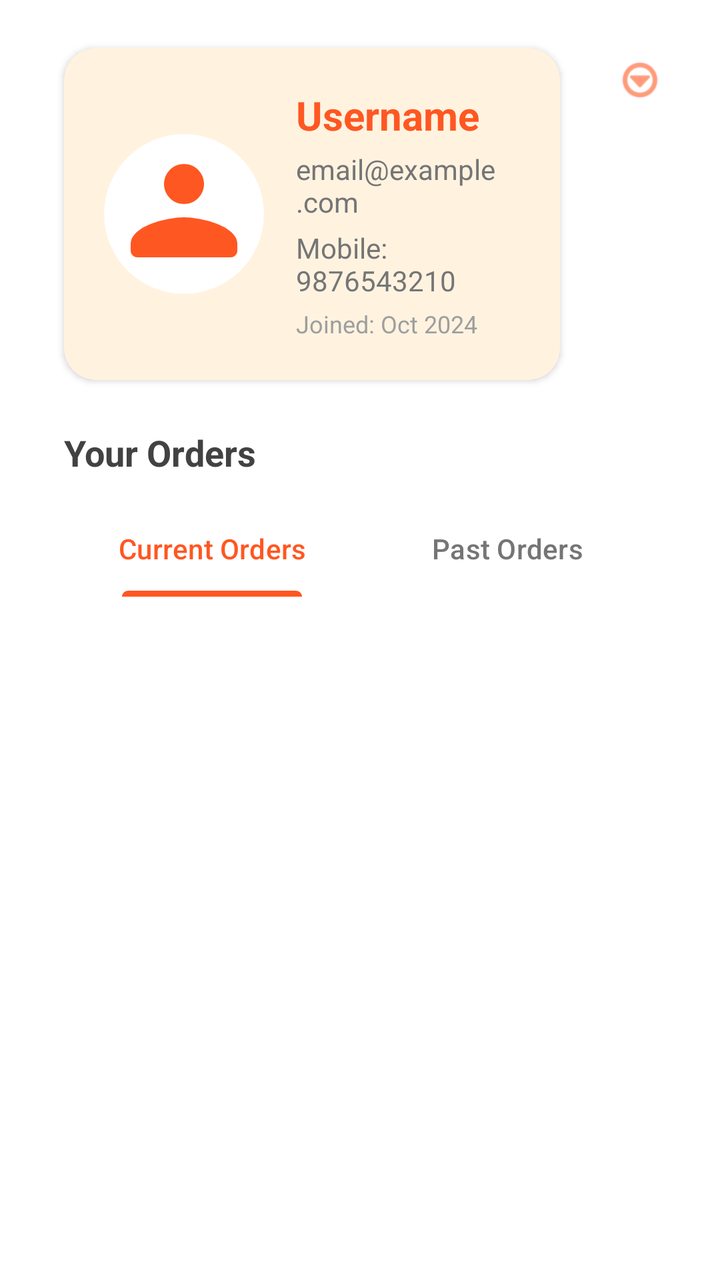
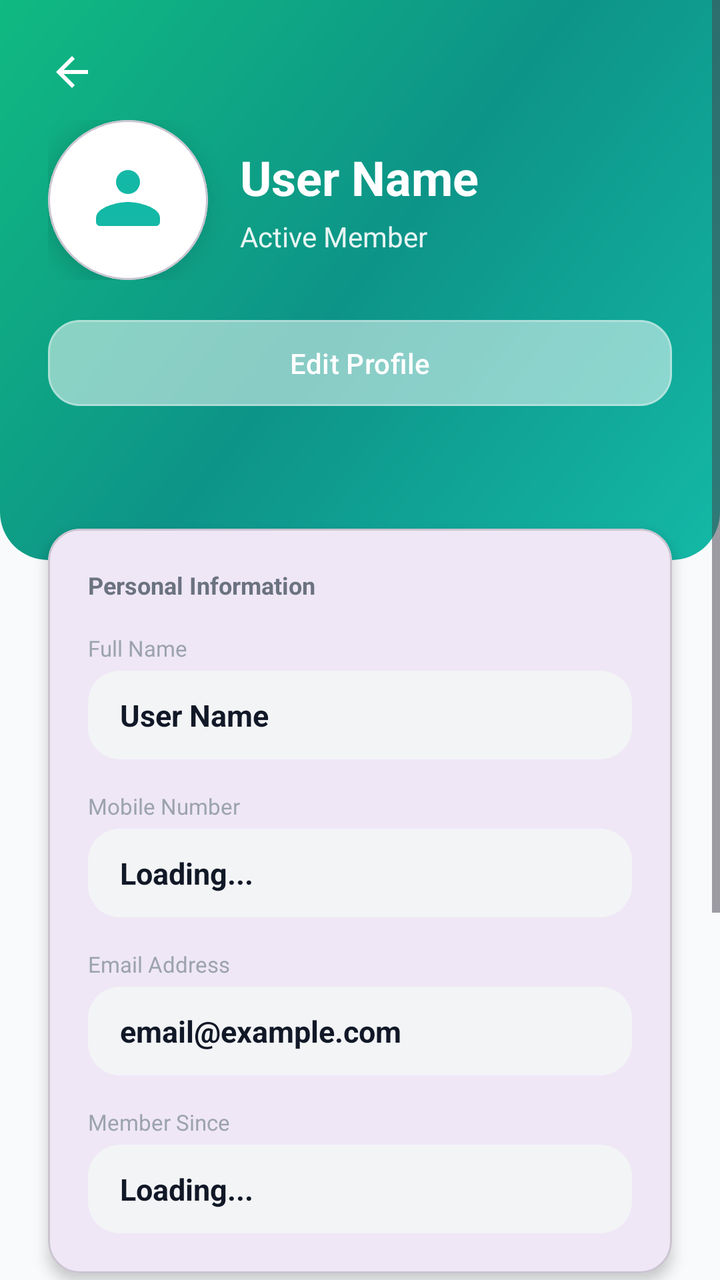

Before-and-after screenshots of an Android layout around one commit, followed by the original layout XML and the change that was made.
<!-- AndroidManifest.xml: application theme Theme.SmallBasket -->
<!-- res/layout/activity_profile.xml -->
<?xml version="1.0" encoding="utf-8"?>
<androidx.constraintlayout.widget.ConstraintLayout
    xmlns:android="http://schemas.android.com/apk/res/android"
    xmlns:app="http://schemas.android.com/apk/res-auto"
    android:layout_width="match_parent"
    android:layout_height="match_parent"
    android:background="@android:color/white"
    android:fitsSystemWindows="true"
    android:padding="16dp">

    
    <ImageView
        android:id="@+id/menuIcon"
        android:layout_width="48dp"
        android:layout_height="48dp"
        android:padding="12dp"
        android:src="@android:drawable/ic_menu_more"
        android:contentDescription="Menu"
        android:clickable="true"
        android:focusable="true"
        android:background="?attr/selectableItemBackgroundBorderless"
        app:tint="#FF5722"
        app:layout_constraintEnd_toEndOf="parent"
        app:layout_constraintTop_toTopOf="parent" />

    
    <androidx.cardview.widget.CardView
        android:id="@+id/profileCard"
        android:layout_width="0dp"
        android:layout_height="wrap_content"
        android:layout_marginTop="8dp"
        android:layout_marginStart="16dp"
        android:layout_marginEnd="16dp"
        app:cardBackgroundColor="#FFF3E0"
        app:cardCornerRadius="16dp"
        app:cardElevation="2dp"
        app:layout_constraintEnd_toStartOf="@id/menuIcon"
        app:layout_constraintStart_toStartOf="parent"
        app:layout_constraintTop_toTopOf="parent">

        <LinearLayout
            android:layout_width="match_parent"
            android:layout_height="wrap_content"
            android:orientation="horizontal"
            android:padding="20dp"
            android:gravity="center_vertical">

            
            <androidx.cardview.widget.CardView
                android:layout_width="80dp"
                android:layout_height="80dp"
                app:cardCornerRadius="40dp"
                app:cardElevation="0dp"
                app:cardBackgroundColor="@android:color/white">

                <ImageView
                    android:id="@+id/avatarImage"
                    android:layout_width="match_parent"
                    android:layout_height="match_parent"
                    android:scaleType="centerCrop"
                    android:src="@drawable/ic_profile"
                    android:contentDescription="Avatar"
                    app:tint="#FF5722" />
            </androidx.cardview.widget.CardView>

            
            <LinearLayout
                android:layout_width="0dp"
                android:layout_height="wrap_content"
                android:layout_weight="1"
                android:layout_marginStart="16dp"
                android:orientation="vertical">

                <TextView
                    android:id="@+id/tvProfileName"
                    android:layout_width="wrap_content"
                    android:layout_height="wrap_content"
                    android:text="Username"
                    android:textColor="#FF5722"
                    android:textSize="20sp"
                    android:textStyle="bold" />

                <TextView
                    android:id="@+id/tvProfileEmail"
                    android:layout_width="wrap_content"
                    android:layout_height="wrap_content"
                    android:layout_marginTop="4dp"
                    android:text="email@example.com"
                    android:textColor="#757575"
                    android:textSize="14sp" />
                <TextView
                    android:id="@+id/tvProfileMobile"
                    android:layout_width="wrap_content"
                    android:layout_height="wrap_content"
                    android:layout_marginTop="4dp"
                    android:text="Mobile: 9876543210"
                    android:textColor="#757575"
                    android:textSize="14sp" />

                <TextView
                    android:id="@+id/tvJoiningDate"
                    android:layout_width="wrap_content"
                    android:layout_height="wrap_content"
                    android:layout_marginTop="4dp"
                    android:text="Joined: Oct 2024"
                    android:textColor="#9E9E9E"
                    android:textSize="12sp" />
                
                <TextView
                    android:id="@+id/tvBatch"
                    android:layout_width="wrap_content"
                    android:layout_height="wrap_content"
                    android:layout_marginTop="4dp"
                    android:textColor="#757575"
                    android:textSize="14sp"
                    android:visibility="gone" />

                <TextView
                    android:id="@+id/tvBranch"
                    android:layout_width="wrap_content"
                    android:layout_height="wrap_content"
                    android:layout_marginTop="2dp"
                    android:textColor="#757575"
                    android:textSize="14sp"
                    android:visibility="gone" />

                <TextView
                    android:id="@+id/tvSection"
                    android:layout_width="wrap_content"
                    android:layout_height="wrap_content"
                    android:layout_marginTop="2dp"
                    android:textColor="#757575"
                    android:textSize="14sp"
                    android:visibility="gone" />

                <TextView
                    android:id="@+id/tvDasa"
                    android:layout_width="wrap_content"
                    android:layout_height="wrap_content"
                    android:layout_marginTop="4dp"
                    android:text="DASA Student"
                    android:textColor="#E53935"
                    android:textStyle="bold"
                    android:textSize="14sp"
                    android:visibility="gone" />

            </LinearLayout>
        </LinearLayout>
    </androidx.cardview.widget.CardView>

    
    <TextView
        android:id="@+id/ordersHeader"
        android:layout_width="0dp"
        android:layout_height="wrap_content"
        android:layout_marginTop="24dp"
        android:layout_marginStart="16dp"
        android:layout_marginEnd="16dp"
        android:text="Your Orders"
        android:textColor="#424242"
        android:textSize="18sp"
        android:textStyle="bold"
        app:layout_constraintStart_toStartOf="parent"
        app:layout_constraintEnd_toEndOf="parent"
        app:layout_constraintTop_toBottomOf="@id/profileCard" />

    
    <com.google.android.material.tabs.TabLayout
        android:id="@+id/ordersTabLayout"
        android:layout_width="0dp"
        android:layout_height="wrap_content"
        android:layout_marginTop="12dp"
        android:layout_marginStart="16dp"
        android:layout_marginEnd="16dp"
        android:background="@android:color/white"
        app:tabMode="fixed"
        app:tabGravity="fill"
        app:tabIndicatorColor="#FF5722"
        app:tabSelectedTextColor="#FF5722"
        app:tabTextColor="#757575"
        app:layout_constraintEnd_toEndOf="parent"
        app:layout_constraintStart_toStartOf="parent"
        app:layout_constraintTop_toBottomOf="@id/ordersHeader">

        <com.google.android.material.tabs.TabItem
            android:layout_width="wrap_content"
            android:layout_height="wrap_content"
            android:text="Current Orders" />

        <com.google.android.material.tabs.TabItem
            android:layout_width="wrap_content"
            android:layout_height="wrap_content"
            android:text="Past Orders" />
    </com.google.android.material.tabs.TabLayout>

    
    <androidx.viewpager2.widget.ViewPager2
        android:id="@+id/ordersViewPager"
        android:layout_width="0dp"
        android:layout_height="0dp"
        android:layout_marginTop="8dp"
        android:layout_marginStart="16dp"
        android:layout_marginEnd="16dp"
        app:layout_constraintBottom_toBottomOf="parent"
        app:layout_constraintEnd_toEndOf="parent"
        app:layout_constraintStart_toStartOf="parent"
        app:layout_constraintTop_toBottomOf="@id/ordersTabLayout" />

</androidx.constraintlayout.widget.ConstraintLayout>
<!-- resources referenced by this layout -->
<resources>
  <!-- drawable ic_profile (drawable) -->
  <vector xmlns:android="http://schemas.android.com/apk/res/android"
      android:width="48dp"
      android:height="48dp"
      android:viewportWidth="48"
      android:viewportHeight="48">
  
      
      <path
          android:fillColor="#FF5722"
          android:pathData="M24,21c3.314,0 6,-2.686 6,-6s-2.686,-6 -6,-6s-6,2.686 -6,6S20.686,21 24,21z"/>
  
      
      <path
          android:fillColor="#FF5722"
          android:pathData="M24,25c-5.333,0 -16,2.667 -16,8v2c0,1.105 0.895,2 2,2h28c1.105,0 2,-0.895 2,-2v-2C40,27.667 29.333,25 24,25z"/>
  </vector>
  <style name="Theme.SmallBasket" parent="Base.Theme.SmallBasket" />
  <style name="Base.Theme.SmallBasket" parent="Theme.Material3.DayNight.NoActionBar">
          
          
      </style>
</resources>

<!-- the commit's change to res/layout/activity_profile.xml (unified diff, before → after) -->
@@ -1,209 +1,488 @@
 <?xml version="1.0" encoding="utf-8"?>
-<androidx.constraintlayout.widget.ConstraintLayout
+<ScrollView
     xmlns:android="http://schemas.android.com/apk/res/android"
     xmlns:app="http://schemas.android.com/apk/res-auto"
     android:layout_width="match_parent"
     android:layout_height="match_parent"
-    android:background="@android:color/white"
-    android:fitsSystemWindows="true"
-    android:padding="16dp">
-
-    
-    <ImageView
-        android:id="@+id/menuIcon"
-        android:layout_width="48dp"
-        android:layout_height="48dp"
-        android:padding="12dp"
-        android:src="@android:drawable/ic_menu_more"
-        android:contentDescription="Menu"
-        android:clickable="true"
-        android:focusable="true"
-        android:background="?attr/selectableItemBackgroundBorderless"
-        app:tint="#FF5722"
-        app:layout_constraintEnd_toEndOf="parent"
-        app:layout_constraintTop_toTopOf="parent" />
-
-    
-    <androidx.cardview.widget.CardView
-        android:id="@+id/profileCard"
-        android:layout_width="0dp"
+    android:background="#F9FAFB"
+    android:fillViewport="true">
+
+    <androidx.constraintlayout.widget.ConstraintLayout
+        android:layout_width="match_parent"
         android:layout_height="wrap_content"
-        android:layout_marginTop="8dp"
-        android:layout_marginStart="16dp"
-        android:layout_marginEnd="16dp"
-        app:cardBackgroundColor="#FFF3E0"
-        app:cardCornerRadius="16dp"
-        app:cardElevation="2dp"
-        app:layout_constraintEnd_toStartOf="@id/menuIcon"
-        app:layout_constraintStart_toStartOf="parent"
-        app:layout_constraintTop_toTopOf="parent">
-
+        android:paddingBottom="80dp">
+
+        
+        <View
+            android:id="@+id/gradientHeader"
+            android:layout_width="match_parent"
+            android:layout_height="280dp"
+            android:background="@drawable/gradient_header_bg"
+            app:layout_constraintTop_toTopOf="parent"/>
+
+        
+        <ImageView
+            android:id="@+id/btnBack"
+            android:layout_width="40dp"
+            android:layout_height="40dp"
+            android:src="@drawable/ic_back"
+            android:contentDescription="Back"
+            android:padding="8dp"
+            app:tint="#FFFFFF"
+            android:layout_marginStart="16dp"
+            android:layout_marginTop="16dp"
+            android:background="?attr/selectableItemBackgroundBorderless"
+            app:layout_constraintTop_toTopOf="parent"
+            app:layout_constraintStart_toStartOf="parent"/>
+
+        
         <LinearLayout
+            android:id="@+id/profileHeader"
             android:layout_width="match_parent"
             android:layout_height="wrap_content"
             android:orientation="horizontal"
-            android:padding="20dp"
-            android:gravity="center_vertical">
+            android:layout_marginTop="60dp"
+            android:paddingHorizontal="24dp"
+            android:gravity="center_vertical"
+            app:layout_constraintTop_toTopOf="parent">
 
             
-            <androidx.cardview.widget.CardView
+            <com.google.android.material.card.MaterialCardView
                 android:layout_width="80dp"
                 android:layout_height="80dp"
                 app:cardCornerRadius="40dp"
-                app:cardElevation="0dp"
-                app:cardBackgroundColor="@android:color/white">
+                app:cardElevation="8dp"
+                android:backgroundTint="#FFFFFF">
 
                 <ImageView
                     android:id="@+id/avatarImage"
                     android:layout_width="match_parent"
                     android:layout_height="match_parent"
-                    android:scaleType="centerCrop"
                     android:src="@drawable/ic_profile"
                     android:contentDescription="Avatar"
-                    app:tint="#FF5722" />
-            </androidx.cardview.widget.CardView>
+                    android:padding="16dp"
+                    app:tint="#14B8A6"/>
+            </com.google.android.material.card.MaterialCardView>
 
             
             <LinearLayout
                 android:layout_width="0dp"
                 android:layout_height="wrap_content"
                 android:layout_weight="1"
-                android:layout_marginStart="16dp"
-                android:orientation="vertical">
+                android:orientation="vertical"
+                android:layout_marginStart="16dp">
 
                 <TextView
                     android:id="@+id/tvProfileName"
                     android:layout_width="wrap_content"
                     android:layout_height="wrap_content"
-                    android:text="Username"
-                    android:textColor="#FF5722"
-                    android:textSize="20sp"
-                    android:textStyle="bold" />
-
-                <TextView
-                    android:id="@+id/tvProfileEmail"
-                    android:layout_width="wrap_content"
-                    android:layout_height="wrap_content"
-                    android:layout_marginTop="4dp"
-                    android:text="email@example.com"
-                    android:textColor="#757575"
-                    android:textSize="14sp" />
-                <TextView
-                    android:id="@+id/tvProfileMobile"
-                    android:layout_width="wrap_content"
-                    android:layout_height="wrap_content"
-                    android:layout_marginTop="4dp"
-                    android:text="Mobile: 9876543210"
-                    android:textColor="#757575"
-                    android:textSize="14sp" />
-
-                <TextView
-                    android:id="@+id/tvJoiningDate"
-                    android:layout_width="wrap_content"
-                    android:layout_height="wrap_content"
-                    android:layout_marginTop="4dp"
-                    android:text="Joined: Oct 2024"
-                    android:textColor="#9E9E9E"
-                    android:textSize="12sp" />
-                
-                <TextView
-                    android:id="@+id/tvBatch"
-                    android:layout_width="wrap_content"
-                    android:layout_height="wrap_content"
-                    android:layout_marginTop="4dp"
-                    android:textColor="#757575"
+                    android:text="User Name"
+                    android:textColor="#FFFFFF"
+                    android:textSize="24sp"
+                    android:textStyle="bold"/>
+
+                <TextView
+                    android:layout_width="wrap_content"
+                    android:layout_height="wrap_content"
+                    android:text="Active Member"
+                    android:textColor="#FFFFFF"
+                    android:alpha="0.9"
                     android:textSize="14sp"
-                    android:visibility="gone" />
-
-                <TextView
-                    android:id="@+id/tvBranch"
-                    android:layout_width="wrap_content"
-                    android:layout_height="wrap_content"
-                    android:layout_marginTop="2dp"
-                    android:textColor="#757575"
-                    android:textSize="14sp"
-                    android:visibility="gone" />
-
-                <TextView
-                    android:id="@+id/tvSection"
-                    android:layout_width="wrap_content"
-                    android:layout_height="wrap_content"
-                    android:layout_marginTop="2dp"
-                    android:textColor="#757575"
-                    android:textSize="14sp"
-                    android:visibility="gone" />
-
-                <TextView
-                    android:id="@+id/tvDasa"
-                    android:layout_width="wrap_content"
-                    android:layout_height="wrap_content"
-                    android:layout_marginTop="4dp"
-                    android:text="DASA Student"
-                    android:textColor="#E53935"
-                    android:textStyle="bold"
-                    android:textSize="14sp"
-                    android:visibility="gone" />
-
+                    android:layout_marginTop="4dp"/>
             </LinearLayout>
         </LinearLayout>
-    </androidx.cardview.widget.CardView>
-
-    
-    <TextView
-        android:id="@+id/ordersHeader"
-        android:layout_width="0dp"
-        android:layout_height="wrap_content"
-        android:layout_marginTop="24dp"
-        android:layout_marginStart="16dp"
-        android:layout_marginEnd="16dp"
-        android:text="Your Orders"
-        android:textColor="#424242"
-        android:textSize="18sp"
-        android:textStyle="bold"
-        app:layout_constraintStart_toStartOf="parent"
-        app:layout_constraintEnd_toEndOf="parent"
-        app:layout_constraintTop_toBottomOf="@id/profileCard" />
-
-    
-    <com.google.android.material.tabs.TabLayout
-        android:id="@+id/ordersTabLayout"
-        android:layout_width="0dp"
-        android:layout_height="wrap_content"
-        android:layout_marginTop="12dp"
-        android:layout_marginStart="16dp"
-        android:layout_marginEnd="16dp"
-        android:background="@android:color/white"
-        app:tabMode="fixed"
-        app:tabGravity="fill"
-        app:tabIndicatorColor="#FF5722"
-        app:tabSelectedTextColor="#FF5722"
-        app:tabTextColor="#757575"
-        app:layout_constraintEnd_toEndOf="parent"
-        app:layout_constraintStart_toStartOf="parent"
-        app:layout_constraintTop_toBottomOf="@id/ordersHeader">
-
-        <com.google.android.material.tabs.TabItem
+
+        
+        <com.google.android.material.button.MaterialButton
+            android:id="@+id/btnEditProfile"
+            android:layout_width="0dp"
+            android:layout_height="wrap_content"
+            android:text="Edit Profile"
+            android:textColor="#FFFFFF"
+            android:textSize="14sp"
+            android:textAllCaps="false"
+            android:backgroundTint="#4DFFFFFF"
+            app:cornerRadius="16dp"
+            app:strokeWidth="1dp"
+            app:strokeColor="#4DFFFFFF"
+            android:layout_marginTop="16dp"
+            android:layout_marginHorizontal="24dp"
+            android:paddingVertical="12dp"
+            app:layout_constraintTop_toBottomOf="@id/profileHeader"
+            app:layout_constraintStart_toStartOf="parent"
+            app:layout_constraintEnd_toEndOf="parent"/>
+
+        
+        <com.google.android.material.card.MaterialCardView
+            android:id="@+id/cardPersonalInfo"
+            android:layout_width="match_parent"
+            android:layout_height="wrap_content"
+            android:layout_marginTop="-16dp"
+            android:layout_marginHorizontal="24dp"
+            app:cardCornerRadius="16dp"
+            app:cardElevation="4dp"
+            app:layout_constraintTop_toBottomOf="@id/gradientHeader">
+
+            <LinearLayout
+                android:layout_width="match_parent"
+                android:layout_height="wrap_content"
+                android:orientation="vertical"
+                android:padding="20dp">
+
+                <TextView
+                    android:layout_width="wrap_content"
+                    android:layout_height="wrap_content"
+                    android:text="Personal Information"
+                    android:textColor="#6B7280"
+                    android:textSize="12sp"
+                    android:textStyle="bold"
+                    android:layout_marginBottom="16dp"/>
+
+                
+                <TextView
+                    android:layout_width="wrap_content"
+                    android:layout_height="wrap_content"
+                    android:text="Full Name"
+                    android:textColor="#9CA3AF"
+                    android:textSize="11sp"
+                    android:layout_marginBottom="4dp"/>
+
+                <LinearLayout
+                    android:layout_width="match_parent"
+                    android:layout_height="wrap_content"
+                    android:background="@drawable/info_field_bg"
+                    android:paddingHorizontal="16dp"
+                    android:paddingVertical="12dp"
+                    android:layout_marginBottom="16dp">
+
+                    <TextView
+                        android:id="@+id/tvFullName"
+                        android:layout_width="match_parent"
+                        android:layout_height="wrap_content"
+                        android:text="User Name"
+                        android:textColor="#111827"
+                        android:textSize="15sp"
+                        android:textStyle="bold"/>
+                </LinearLayout>
+
+                
+                <TextView
+                    android:layout_width="wrap_content"
+                    android:layout_height="wrap_content"
+                    android:text="Mobile Number"
+                    android:textColor="#9CA3AF"
+                    android:textSize="11sp"
+                    android:layout_marginBottom="4dp"/>
+
+                <LinearLayout
+                    android:layout_width="match_parent"
+                    android:layout_height="wrap_content"
+                    android:background="@drawable/info_field_bg"
+                    android:paddingHorizontal="16dp"
+                    android:paddingVertical="12dp"
+                    android:layout_marginBottom="16dp">
+
+                    <TextView
+                        android:id="@+id/tvMobileNumber"
+                        android:layout_width="match_parent"
+                        android:layout_height="wrap_content"
+                        android:text="Loading..."
+                        android:textColor="#111827"
+                        android:textSize="15sp"
+                        android:textStyle="bold"/>
+                </LinearLayout>
+
+                
+                <TextView
+                    android:layout_width="wrap_content"
+                    android:layout_height="wrap_content"
+                    android:text="Email Address"
+                    android:textColor="#9CA3AF"
+                    android:textSize="11sp"
+                    android:layout_marginBottom="4dp"/>
+
+                <LinearLayout
+                    android:layout_width="match_parent"
+                    android:layout_height="wrap_content"
+                    android:background="@drawable/info_field_bg"
+                    android:paddingHorizontal="16dp"
+                    android:paddingVertical="12dp"
+                    android:layout_marginBottom="16dp">
+
+                    <TextView
+                        android:id="@+id/tvEmailAddress"
+                        android:layout_width="match_parent"
+                        android:layout_height="wrap_content"
+                        android:text="email@example.com"
+                        android:textColor="#111827"
+                        android:textSize="15sp"
+                        android:textStyle="bold"/>
+                </LinearLayout>
+
+                
+                <TextView
+                    android:layout_width="wrap_content"
+                    android:layout_height="wrap_content"
+                    android:text="Member Since"
+                    android:textColor="#9CA3AF"
+                    android:textSize="11sp"
+                    android:layout_marginBottom="4dp"/>
+
+                <LinearLayout
+                    android:layout_width="match_parent"
+                    android:layout_height="wrap_content"
+                    android:background="@drawable/info_field_bg"
+                    android:paddingHorizontal="16dp"
+                    android:paddingVertical="12dp">
+
+                    <TextView
+                        android:id="@+id/tvJoiningDate"
+                        android:layout_width="match_parent"
+                        android:layout_height="wrap_content"
+                        android:text="Loading..."
+                        android:textColor="#111827"
+                        android:textSize="15sp"
+                        android:textStyle="bold"/>
+                </LinearLayout>
+            </LinearLayout>
+        </com.google.android.material.card.MaterialCardView>
+
+        
+        <com.google.android.material.card.MaterialCardView
+            android:id="@+id/cardStudentInfo"
+            android:layout_width="match_parent"
+            android:layout_height="wrap_content"
+            android:layout_marginTop="16dp"
+            android:layout_marginHorizontal="24dp"
+            app:cardCornerRadius="16dp"
+            app:cardElevation="4dp"
+            android:visibility="gone"
+            app:layout_constraintTop_toBottomOf="@id/cardPersonalInfo">
+
+            <LinearLayout
+                android:layout_width="match_parent"
+                android:layout_height="wrap_content"
+                android:orientation="vertical"
+                android:padding="20dp">
+
+                <TextView
+                    android:layout_width="wrap_content"
+                    android:layout_height="wrap_content"
+                    android:text="Student Information"
+                    android:textColor="#6B7280"
+                    android:textSize="12sp"
+                    android:textStyle="bold"
+                    android:layout_marginBottom="16dp"/>
+
+                
+                <LinearLayout
+                    android:id="@+id/layoutBatch"
+                    android:layout_width="match_parent"
+                    android:layout_height="wrap_content"
+                    android:background="@drawable/info_field_bg"
+                    android:paddingHorizontal="16dp"
+                    android:paddingVertical="12dp"
+                    android:layout_marginBottom="12dp"
+                    android:visibility="gone">
+
+                    <TextView
+                        android:id="@+id/tvBatch"
+                        android:layout_width="match_parent"
+                        android:layout_height="wrap_content"
+                        android:text="Batch: 2021-2025"
+                        android:textColor="#111827"
+                        android:textSize="15sp"
+                        android:textStyle="bold"/>
+                </LinearLayout>
+
+                
+                <LinearLayout
+                    android:id="@+id/layoutBranch"
+                    android:layout_width="match_parent"
+                    android:layout_height="wrap_content"
+                    android:background="@drawable/info_field_bg"
+                    android:paddingHorizontal="16dp"
+                    android:paddingVertical="12dp"
+                    android:layout_marginBottom="12dp"
+                    android:visibility="gone">
+
+                    <TextView
+                        android:id="@+id/tvBranch"
+                        android:layout_width="match_parent"
+                        android:layout_height="wrap_content"
+                        android:text="Branch: Computer Science"
+                        android:textColor="#111827"
+                        android:textSize="15sp"
+                        android:textStyle="bold"/>
+                </LinearLayout>
+
+                
+                <LinearLayout
+                    android:id="@+id/layoutSection"
+                    android:layout_width="match_parent"
+                    android:layout_height="wrap_content"
+                    android:background="@drawable/info_field_bg"
+                    android:paddingHorizontal="16dp"
+                    android:paddingVertical="12dp"
+                    android:layout_marginBottom="12dp"
+                    android:visibility="gone">
+
+                    <TextView
+                        android:id="@+id/tvSection"
+                        android:layout_width="match_parent"
+                        android:layout_height="wrap_content"
+                        android:text="Section: A"
+                        android:textColor="#111827"
+                        android:textSize="15sp"
+                        android:textStyle="bold"/>
+                </LinearLayout>
+
+                
+                <LinearLayout
+                    android:id="@+id/layoutDasa"
+                    android:layout_width="match_parent"
+                    android:layout_height="wrap_content"
+                    android:background="@drawable/dasa_field_bg"
+                    android:paddingHorizontal="16dp"
+                    android:paddingVertical="12dp"
+                    android:visibility="gone">
+
+                    <TextView
+                        android:id="@+id/tvDasa"
+                        android:layout_width="match_parent"
+                        android:layout_height="wrap_content"
+                        android:text="🌏 DASA Student"
+                        android:textColor="#EF4444"
+                        android:textSize="15sp"
+                        android:textStyle="bold"/>
+                </LinearLayout>
+            </LinearLayout>
+        </com.google.android.material.card.MaterialCardView>
+
+        
+        <com.google.android.material.card.MaterialCardView
+            android:id="@+id/cardStats"
+            android:layout_width="match_parent"
+            android:layout_height="wrap_content"
+            android:layout_marginTop="16dp"
+            android:layout_marginHorizontal="24dp"
+            app:cardCornerRadius="16dp"
+            app:cardElevation="4dp"
+            app:layout_constraintTop_toBottomOf="@id/cardStudentInfo">
+
+            <LinearLayout
+                android:layout_width="match_parent"
+                android:layout_height="wrap_content"
+                android:orientation="vertical"
+                android:padding="20dp">
+
+                <TextView
+                    android:layout_width="wrap_content"
+                    android:layout_height="wrap_content"
+                    android:text="Stats"
+                    android:textColor="#6B7280"
+                    android:textSize="12sp"
+                    android:textStyle="bold"
+                    android:layout_marginBottom="16dp"/>
+
+                <LinearLayout
+                    android:layout_width="match_parent"
+                    android:layout_height="wrap_content"
+                    android:orientation="horizontal"
+                    android:weightSum="3">
+
+                    
+                    <LinearLayout
+                        android:layout_width="0dp"
+                        android:layout_height="wrap_content"
+                        android:layout_weight="1"
+                        android:orientation="vertical"
+                        android:gravity="center">
+
+                        <TextView
+                            android:id="@+id/tvStatDeliveries"
+                            android:layout_width="wrap_content"
+                            android:layout_height="wrap_content"
+                            android:text="0"
+                            android:textColor="#111827"
+                            android:textSize="24sp"
+                            android:textStyle="bold"/>
+
+                        <TextView
+                            android:layout_width="wrap_content"
+                            android:layout_height="wrap_content"
+                            android:text="Deliveries"
+                            android:textColor="#9CA3AF"
+                            android:textSize="11sp"
+                            android:layout_marginTop="4dp"/>
+                    </LinearLayout>
+
+                    
+                    <LinearLayout
+                        android:layout_width="0dp"
+                        android:layout_height="wrap_content"
+                        android:layout_weight="1"
+                        android:orientation="vertical"
+                        android:gravity="center">
+
+                        <TextView
+                            android:id="@+id/tvStatOrders"
+                            android:layout_width="wrap_content"
+                            android:layout_height="wrap_content"
+                            android:text="0"
+                            android:textColor="#111827"
+                            android:textSize="24sp"
+                            android:textStyle="bold"/>
+
+                        <TextView
+                            android:layout_width="wrap_content"
+                            android:layout_height="wrap_content"
+                            android:text="Orders"
+                            android:textColor="#9CA3AF"
+                            android:textSize="11sp"
+                            android:layout_marginTop="4dp"/>
+                    </LinearLayout>
+
+                    
+                    <LinearLayout
+                        android:layout_width="0dp"
+                        android:layout_height="wrap_content"
+                        android:layout_weight="1"
+                        android:orientation="vertical"
+                        android:gravity="center">
+
+                        <TextView
+                            android:id="@+id/tvStatEarned"
+                            android:layout_width="wrap_content"
+                            android:layout_height="wrap_content"
+                            android:text="₹0"
+                            android:textColor="#111827"
+                            android:textSize="24sp"
+                            android:textStyle="bold"/>
+
+                        <TextView
+                            android:layout_width="wrap_content"
+                            android:layout_height="wrap_content"
+                            android:text="Earned"
+                            android:textColor="#9CA3AF"
+                            android:textSize="11sp"
+                            android:layout_marginTop="4dp"/>
+                    </LinearLayout>
+                </LinearLayout>
+            </LinearLayout>
+        </com.google.android.material.card.MaterialCardView>
+
+        
+        <TextView
             android:layout_width="wrap_content"
             android:layout_height="wrap_content"
-            android:text="Current Orders" />
-
-        <com.google.android.material.tabs.TabItem
-            android:layout_width="wrap_content"
-            android:layout_height="wrap_content"
-            android:text="Past Orders" />
-    </com.google.android.material.tabs.TabLayout>
-
-    
-    <androidx.viewpager2.widget.ViewPager2
-        android:id="@+id/ordersViewPager"
-        android:layout_width="0dp"
-        android:layout_height="0dp"
-        android:layout_marginTop="8dp"
-        android:layout_marginStart="16dp"
-        android:layout_marginEnd="16dp"
-        app:layout_constraintBottom_toBottomOf="parent"
-        app:layout_constraintEnd_toEndOf="parent"
-        app:layout_constraintStart_toStartOf="parent"
-        app:layout_constraintTop_toBottomOf="@id/ordersTabLayout" />
-
-</androidx.constraintlayout.widget.ConstraintLayout>
+            android:text="Made with ❤️ for IIIT Sonepat"
+            android:textColor="#9CA3AF"
+            android:textSize="13sp"
+            android:layout_marginTop="24dp"
+            app:layout_constraintTop_toBottomOf="@id/cardStats"
+            app:layout_constraintStart_toStartOf="parent"
+            app:layout_constraintEnd_toEndOf="parent"/>
+
+    </androidx.constraintlayout.widget.ConstraintLayout>
+</ScrollView>
<!-- resource entries referenced after the edit -->
@@ -1,5 +1,33 @@
 <!-- resources referenced by this layout -->
 <resources>
+  <!-- drawable dasa_field_bg (drawable) -->
+  <shape xmlns:android="http://schemas.android.com/apk/res/android">
+      <solid android:color="#FEE2E2"/>
+      <corners android:radius="16dp"/>
+  </shape>
+  <!-- drawable gradient_header_bg (drawable) -->
+  <shape xmlns:android="http://schemas.android.com/apk/res/android">
+      <gradient
+          android:angle="135"
+          android:startColor="#14B8A6"
+          android:centerColor="#0D9488"
+          android:endColor="#10B981"
+          android:type="linear"/>
+      <corners
+          android:bottomLeftRadius="24dp"
+          android:bottomRightRadius="24dp"/>
+  </shape>
+  <!-- drawable ic_back (drawable) -->
+  <vector xmlns:android="http://schemas.android.com/apk/res/android"
+      android:width="24dp"
+      android:height="24dp"
+      android:viewportWidth="24"
+      android:viewportHeight="24"
+      android:tint="?attr/colorControlNormal">
+      <path
+          android:fillColor="@android:color/white"
+          android:pathData="M20,11H7.83l5.59,-5.59L12,4l-8,8 8,8 1.41,-1.41L7.83,13H20v-2z"/>
+  </vector>
   <!-- drawable ic_profile (drawable) -->
   <vector xmlns:android="http://schemas.android.com/apk/res/android"
       android:width="48dp"
@@ -9,14 +37,19 @@
   
       
       <path
-          android:fillColor="#FF5722"
+          android:fillColor="#009688"
           android:pathData="M24,21c3.314,0 6,-2.686 6,-6s-2.686,-6 -6,-6s-6,2.686 -6,6S20.686,21 24,21z"/>
   
       
       <path
-          android:fillColor="#FF5722"
+          android:fillColor="#009688"
           android:pathData="M24,25c-5.333,0 -16,2.667 -16,8v2c0,1.105 0.895,2 2,2h28c1.105,0 2,-0.895 2,-2v-2C40,27.667 29.333,25 24,25z"/>
   </vector>
+  <!-- drawable info_field_bg (drawable) -->
+  <shape xmlns:android="http://schemas.android.com/apk/res/android">
+      <solid android:color="#F3F4F6"/>
+      <corners android:radius="16dp"/>
+  </shape>
   <style name="Theme.SmallBasket" parent="Base.Theme.SmallBasket" />
   <style name="Base.Theme.SmallBasket" parent="Theme.Material3.DayNight.NoActionBar">
           
